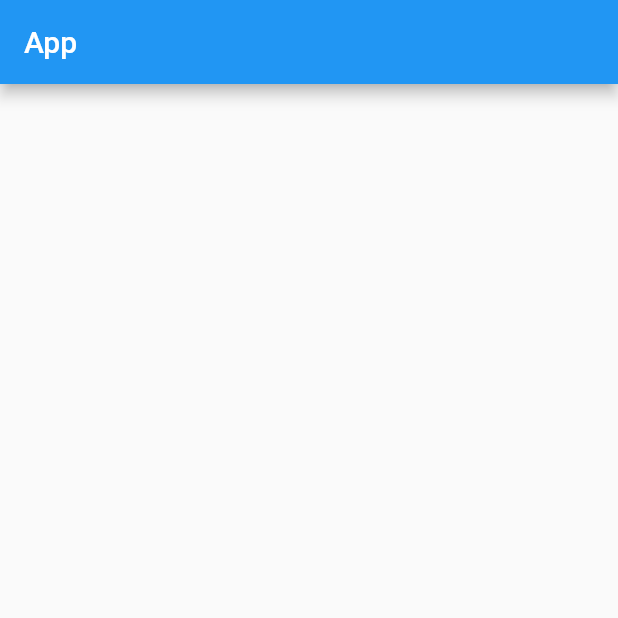
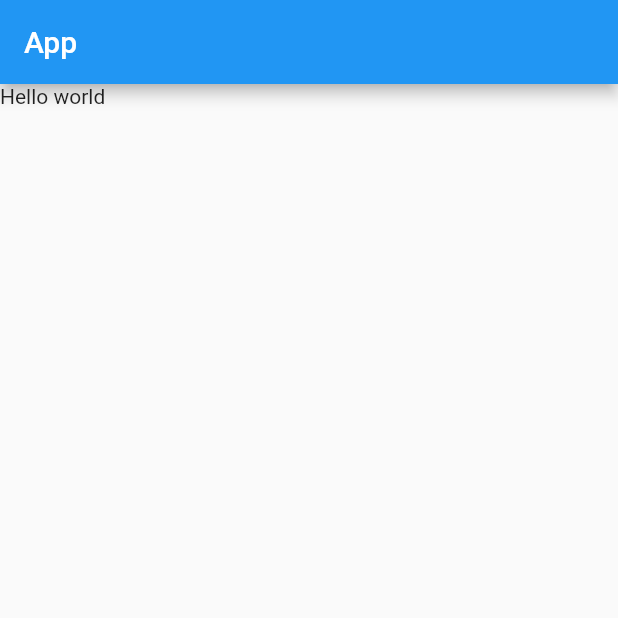
Before and after one commit to fajarmuhammadsidiq/test_app, a Flutter app: the screen it shows after launch, on a phone screen of 412 x 824 dp, the top half of it. Run offline on Flutter 3.47's test engine with Material 2 defaults, Android fonts, the phone set to English and light mode, and no system bars.

Commit message:
ubah homepage

```diff
--- a/lib/homapage.dart
+++ b/lib/homapage.dart
@@ -7,11 +7,11 @@ class Homepage extends StatelessWidget {
   @override
   Widget build(BuildContext context) {
     return Scaffold(
-      appBar: AppBar(
-        title: Text("App"),
-      ),
-      body: ListView(
-      ),
-    );
+        appBar: AppBar(
+          title: Text("App"),
+        ),
+        body: Column(
+          children: [Text("Hello world")],
+        ));
   }
 }
```
